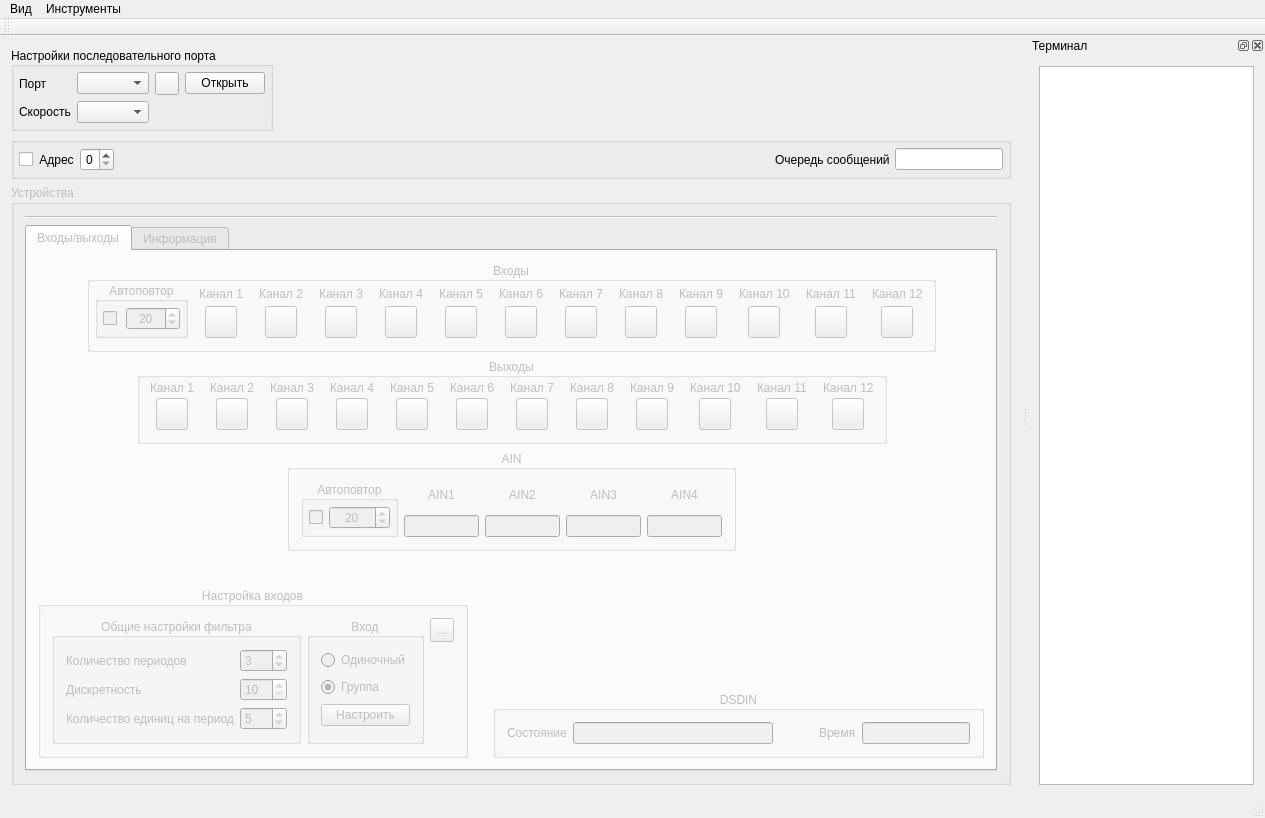
vlarry/emulator, file mainwindow.ui: the form before one commit.
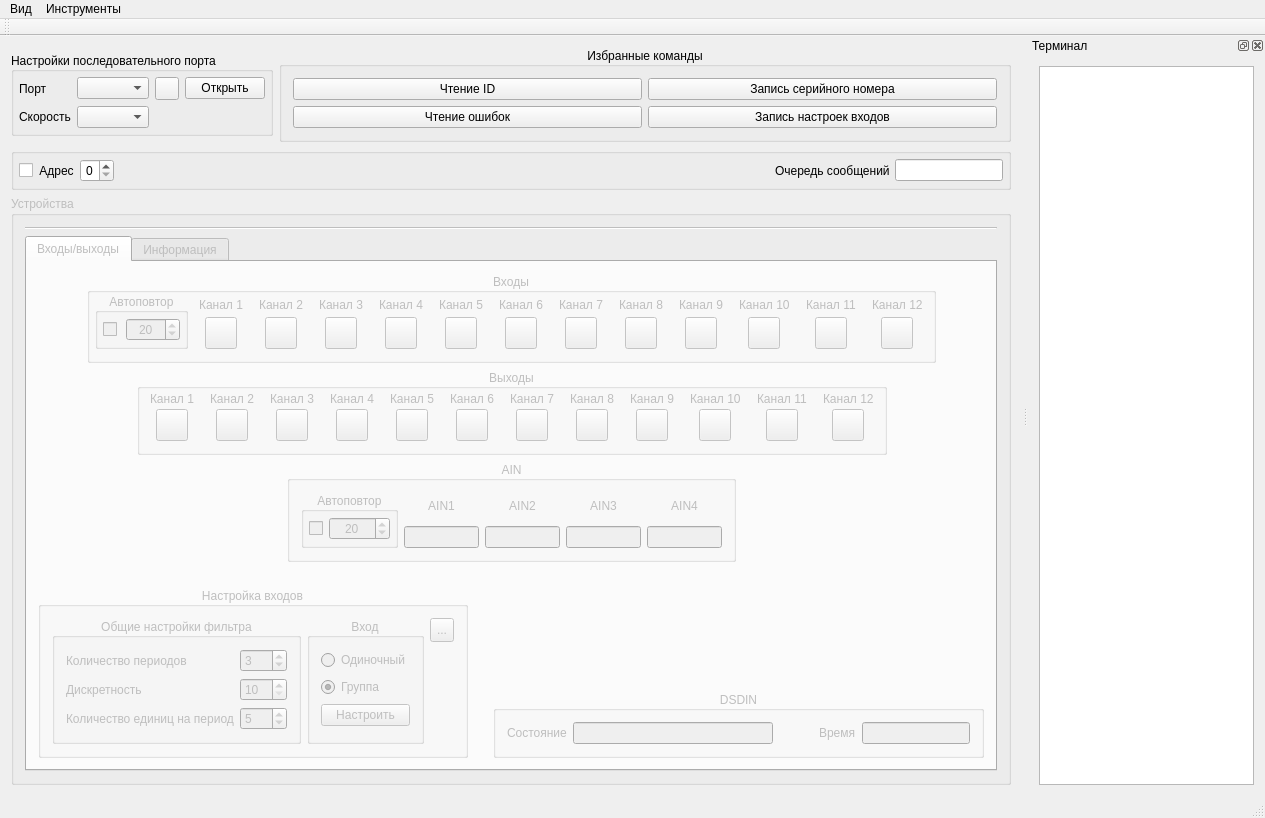
The form after the commit. Icons and pictures are not drawn. Custom widgets are drawn as their Qt base class.

Commit message: Добавление группы "Избранные команды" для быстрого доступа к часто используемым командам.

Patch:
```diff
--- a/mainwindow.ui
+++ b/mainwindow.ui
@@ -164,17 +164,54 @@
        </widget>
       </item>
       <item>
-       <spacer name="horizontalSpacer_13">
-        <property name="orientation">
-         <enum>Qt::Horizontal</enum>
+       <widget class="QGroupBox" name="groupBoxCmdFavorit">
+        <property name="sizePolicy">
+         <sizepolicy hsizetype="Expanding" vsizetype="Preferred">
+          <horstretch>0</horstretch>
+          <verstretch>0</verstretch>
+         </sizepolicy>
         </property>
-        <property name="sizeHint" stdset="0">
-         <size>
-          <width>48</width>
-          <height>20</height>
-         </size>
+        <property name="title">
+         <string>Избранные команды</string>
         </property>
-       </spacer>
+        <property name="alignment">
+         <set>Qt::AlignCenter</set>
+        </property>
+        <layout class="QHBoxLayout" name="horizontalLayout_12">
+         <item>
+          <layout class="QGridLayout" name="gridLayout">
+           <item row="0" column="0">
+            <widget class="QPushButton" name="pushButtonIDRead">
+             <property name="text">
+              <string>Чтение ID</string>
+             </property>
+            </widget>
+           </item>
+           <item row="1" column="0">
+            <widget class="QPushButton" name="pushButtonErrorRead">
+             <property name="text">
+              <string>Чтение ошибок</string>
+             </property>
+            </widget>
+           </item>
+           <item row="0" column="1">
+            <widget class="QPushButton" name="pushButtonSerialNumberWrite">
+             <property name="text">
+              <string>Запись серийного номера</string>
+             </property>
+            </widget>
+           </item>
+           <item row="1" column="1">
+            <widget class="QPushButton" name="pushButtonInputSetWrite">
+             <property name="text">
+              <string>Запись настроек входов</string>
+             </property>
+            </widget>
+           </item>
+          </layout>
+         </item>
+        </layout>
+       </widget>
       </item>
      </layout>
     </item>
```
The commit also changes 2 other files.
